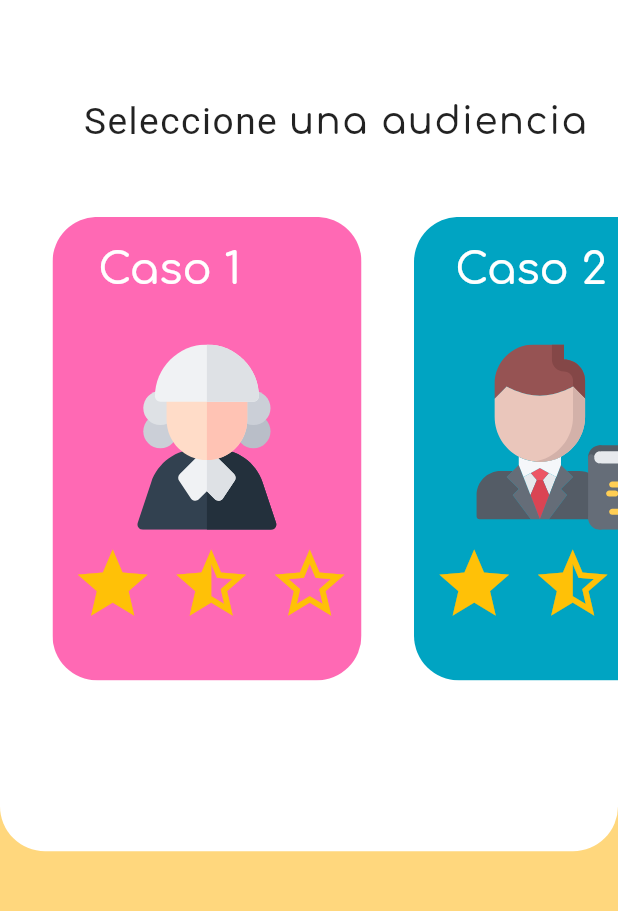
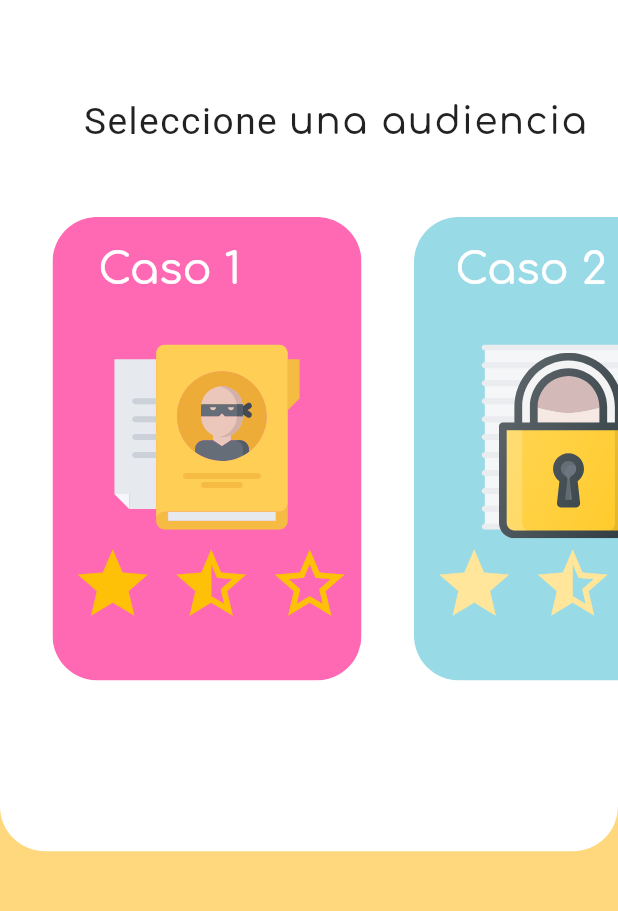
Before and after one commit to davidLM20/temmis_app_2, a Flutter app: the screen it shows after launch, on a phone screen of 412 x 824 dp, the part 323-1234 px from its top. Run offline on Flutter 3.47's test engine with Material 2 defaults, Android fonts, the phone set to English and light mode, and no system bars; our stand-ins replace flash, flutter_svg.

Commit message:
Subiendo cambios de iconos de bloqueo

```diff
--- a/temmis_app_2/lib/user/ui/widgets/card.dart
+++ b/temmis_app_2/lib/user/ui/widgets/card.dart
@@ -9,7 +9,7 @@ class CardCases extends StatelessWidget {
   String num_case;
   String case_icon;
 
-  CardCases(this.txt_card, this.num_case, this.case_icon);
+  CardCases(this.txt_card, this.num_case, this.case_icon,);
   @override
   Widget build(BuildContext context) {
     SizeConfig().init(context);
@@ -95,10 +95,12 @@ class CardCases extends StatelessWidget {
               ),
             )));
 
-    return Container(
-      child: card
-    );
+
+    return Container(child: card);
   }
+
+
+
 
   Color _selectColor(String cases) {
     var color;
@@ -123,21 +125,21 @@ class CardCases extends StatelessWidget {
     switch (iconRol.toLowerCase()) {
       case "4":
         icon = SvgPicture.asset(
-          "assets/img/juez_color.svg",
+          "assets/img/caso.svg",
           height: 100,
           width: 100,
         );
         break;
       case "5":
         icon = SvgPicture.asset(
-          "assets/img/fiscalia_color.svg",
+          "assets/img/criminal.svg",
           height: 100,
           width: 100,
         );
         break;
       case "6":
         icon = SvgPicture.asset(
-          "assets/img/abogado_color.svg",
+          "assets/img/ley.svg",
           height: 100,
           width: 100,
         );
--- a/temmis_app_2/lib/user/ui/widgets/card_list.dart
+++ b/temmis_app_2/lib/user/ui/widgets/card_list.dart
@@ -1,28 +1,72 @@
 import 'package:flutter/material.dart';
+import 'package:flutter_svg/flutter_svg.dart';
 import 'package:temmis_app_2/resousers/size_conifg.dart';
 import 'package:temmis_app_2/user/ui/widgets/card.dart';
 
-class CardList extends StatelessWidget{
+class CardList extends StatelessWidget {
   @override
   Widget build(BuildContext context) {
-
     SizeConfig().init(context);
 
     return Container(
-          height: SizeConfig.blockSizeVertical*40,
+      height: SizeConfig.blockSizeVertical * 40,
       margin: EdgeInsets.only(
-            top: SizeConfig.safeBlockVertical*5,
+        top: SizeConfig.safeBlockVertical * 5,
       ),
-
       child: ListView(
         scrollDirection: Axis.horizontal,
         children: <Widget>[
-              CardCases("Caso 1","caso 1","4"),
-              CardCases("Caso 2","caso 2","5"),
-              CardCases("Caso 3","caso 3","6"),
+          CardCases(
+            "Caso 1",
+            "caso 1",
+            "4",
+          ),
+          Stack(
+            children: <Widget>[
+              Opacity(
+                opacity: 0.4,
+                child: CardCases(
+                  "Caso 2",
+                  "caso 2",
+                  "5",
+                ),
+              ),
+              Container(
+                height: SizeConfig.blockSizeVertical * 15,
+                width: SizeConfig.blockSizeHorizontal * 45,
+                margin: EdgeInsets.only(
+                    top: SizeConfig.blockSizeVertical * 11,
+                    right: SizeConfig.blockSizeHorizontal * 2,
+                    left: SizeConfig.blockSizeHorizontal * 11,
+                    bottom: SizeConfig.blockSizeHorizontal * 2),
+                child: SvgPicture.asset("assets/img/bloquear.svg"),
+              )
+            ],
+          ),
+          Stack(
+            children: <Widget>[
+              Opacity(
+                opacity: 0.4,
+                child: CardCases(
+                  "Caso 3",
+                  "caso 3",
+                  "6",
+                ),
+              ),
+              Container(
+                height: SizeConfig.blockSizeVertical * 15,
+                width: SizeConfig.blockSizeHorizontal * 45,
+                margin: EdgeInsets.only(
+                    top: SizeConfig.blockSizeVertical * 11,
+                    right: SizeConfig.blockSizeHorizontal * 2,
+                    left: SizeConfig.blockSizeHorizontal * 11,
+                    bottom: SizeConfig.blockSizeHorizontal * 2),
+                child: SvgPicture.asset("assets/img/bloquear.svg"),
+              )
+            ],
+          )
         ],
       ),
     );
   }
-
 }
--- a/temmis_app_2/pubspec.yaml
+++ b/temmis_app_2/pubspec.yaml
@@ -63,7 +63,11 @@ flutter:
   # For details regarding fonts from package dependencies,
   # see https://flutter.dev/custom-fonts/#from-packages
   assets:
-    - assets/
+    - assets/case1.json
     - assets/img/abogado_color.svg
     - assets/img/fiscalia_color.svg
     - assets/img/juez_color.svg
+    - assets/img/bloquear.svg
+    - assets/img/caso.svg
+    - assets/img/criminal.svg
+    - assets/img/ley.svg
```
Also changed, not shown: temmis_app_2/lib/thread/ui/screens/chatCase.dart (+49 -4 lines), temmis_app_2/assets/img/bloquear.svg (added), temmis_app_2/assets/img/caso.svg (added), temmis_app_2/assets/img/criminal.svg (added), temmis_app_2/assets/img/ley.svg (added). Lines whose indentation alone changed are shown as unchanged.
